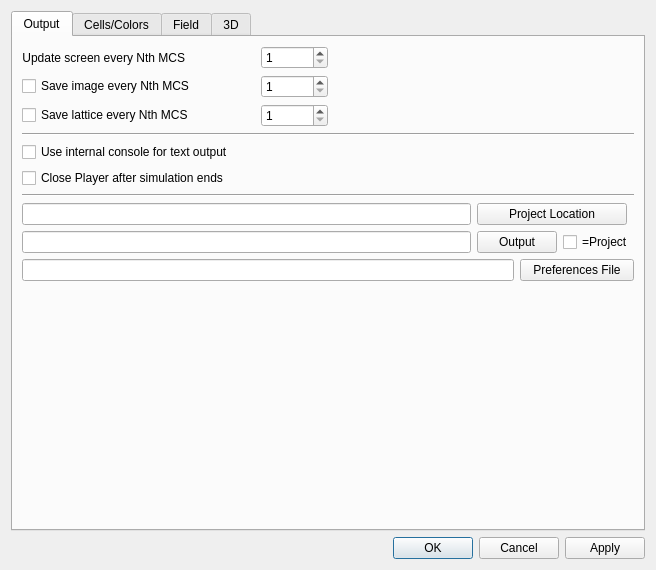
This is CompuCell3D/player/Configuration/cc3D_prefs.ui in CompuCell3D/CompuCell3D as Qt 5 draws it before an edit. The edited form follows.
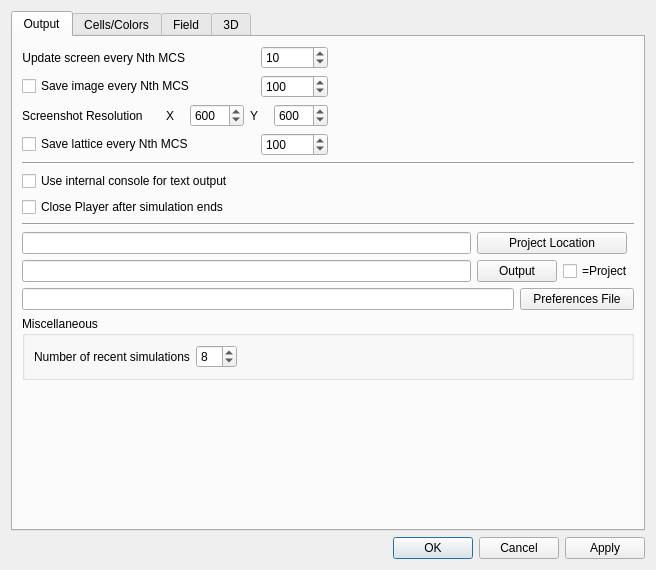
This is the edited form. The open tabs and pages were chosen to show the change.

Commit message: Fixed screenshot-related bugs in player. Added new config options. updated windows installer builder script

Diff of the .ui file:
```diff
--- a/CompuCell3D/player/Configuration/cc3D_prefs.ui
+++ b/CompuCell3D/player/Configuration/cc3D_prefs.ui
@@ -65,6 +65,9 @@
                    <property name="maximum">
                     <number>1000000000</number>
                    </property>
+                   <property name="value">
+                    <number>10</number>
+                   </property>
                   </widget>
                  </item>
                 </layout>
@@ -99,10 +102,69 @@
                    <property name="maximum">
                     <number>1000000000</number>
                    </property>
+                   <property name="value">
+                    <number>100</number>
+                   </property>
                   </widget>
                  </item>
                 </layout>
                </item>
+               <item>
+                <layout class="QHBoxLayout" name="horizontalLayout_17"/>
+               </item>
+               <item>
+                <layout class="QHBoxLayout" name="horizontalLayout_21">
+                 <item>
+                  <widget class="QLabel" name="label_13">
+                   <property name="text">
+                    <string>Screenshot Resolution     </string>
+                   </property>
+                  </widget>
+                 </item>
+                 <item>
+                  <layout class="QHBoxLayout" name="horizontalLayout_22">
+                   <item>
+                    <widget class="QLabel" name="label_16">
+                     <property name="text">
+                      <string>X</string>
+                     </property>
+                    </widget>
+                   </item>
+                   <item>
+                    <widget class="QSpinBox" name="screenshot_X_SB">
+                     <property name="maximum">
+                      <number>5000</number>
+                     </property>
+                     <property name="value">
+                      <number>600</number>
+                     </property>
+                    </widget>
+                   </item>
+                  </layout>
+                 </item>
+                 <item>
+                  <layout class="QHBoxLayout" name="horizontalLayout_23">
+                   <item>
+                    <widget class="QLabel" name="label_17">
+                     <property name="text">
+                      <string>Y</string>
+                     </property>
+                    </widget>
+                   </item>
+                   <item>
+                    <widget class="QSpinBox" name="screenshot_Y_SB">
+                     <property name="maximum">
+                      <number>5000</number>
+                     </property>
+                     <property name="value">
+                      <number>600</number>
+                     </property>
+                    </widget>
+                   </item>
+                  </layout>
+                 </item>
+                </layout>
+               </item>
                <item>
                 <layout class="QHBoxLayout" name="horizontalLayout_14">
                  <item>
@@ -133,6 +195,9 @@
                    <property name="maximum">
                     <number>1000000000</number>
                    </property>
+                   <property name="value">
+                    <number>100</number>
+                   </property>
                   </widget>
                  </item>
                 </layout>
@@ -260,6 +325,53 @@
            </item>
           </layout>
          </item>
+         <item>
+          <widget class="QGroupBox" name="groupBox_5">
+           <property name="title">
+            <string>Miscellaneous</string>
+           </property>
+           <layout class="QHBoxLayout" name="horizontalLayout_29">
+            <item>
+             <layout class="QHBoxLayout" name="horizontalLayout_30">
+              <item>
+               <layout class="QHBoxLayout" name="horizontalLayout_31">
+                <item>
+                 <widget class="QLabel" name="label_23">
+                  <property name="text">
+                   <string>Number of recent simulations</string>
+                  </property>
+                 </widget>
+                </item>
+                <item>
+                 <widget class="QSpinBox" name="numberOfRecentSimulationsSB">
+                  <property name="maximum">
+                   <number>20</number>
+                  </property>
+                  <property name="value">
+                   <number>8</number>
+                  </property>
+                 </widget>
+                </item>
+               </layout>
+              </item>
+              <item>
+               <spacer name="horizontalSpacer_17">
+                <property name="orientation">
+                 <enum>Qt::Horizontal</enum>
+                </property>
+                <property name="sizeHint" stdset="0">
+                 <size>
+                  <width>40</width>
+                  <height>20</height>
+                 </size>
+                </property>
+               </spacer>
+              </item>
+             </layout>
+            </item>
+           </layout>
+          </widget>
+         </item>
          <item>
           <spacer name="verticalSpacer">
            <property name="orientation">
```
Left out of the diff: 2 changed lines with no effect on the pictures. The commit also changes 6 other files.
